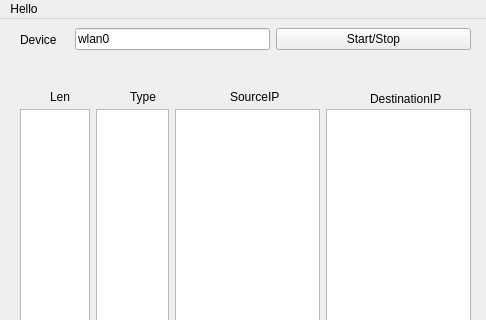
The window that mainwindow.ui (suseong41/simplePcap) describes before a commit, drawn with Qt 5; both pictures show x 0 to 486 and y 0 to 320 of the 486 by 600 pixel window.
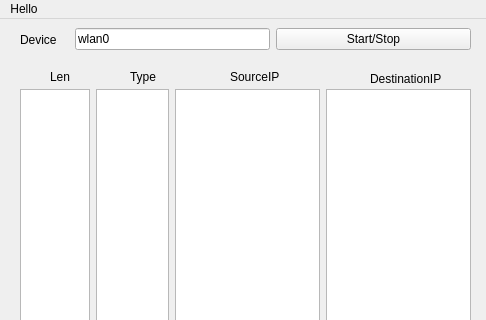
The same window after the commit.

What changed in the file:
```diff
--- a/mainwindow.ui
+++ b/mainwindow.ui
@@ -18,9 +18,9 @@
     <property name="geometry">
      <rect>
       <x>20</x>
-      <y>90</y>
+      <y>70</y>
       <width>451</width>
-      <height>451</height>
+      <height>471</height>
      </rect>
     </property>
     <layout class="QHBoxLayout" name="horizontalLayout_2" stretch="1,2,4,4">
@@ -75,7 +75,7 @@
     <property name="geometry">
      <rect>
       <x>50</x>
-      <y>70</y>
+      <y>50</y>
       <width>58</width>
       <height>16</height>
      </rect>
@@ -88,7 +88,7 @@
     <property name="geometry">
      <rect>
       <x>130</x>
-      <y>70</y>
+      <y>50</y>
       <width>58</width>
       <height>16</height>
      </rect>
@@ -101,7 +101,7 @@
     <property name="geometry">
      <rect>
       <x>230</x>
-      <y>70</y>
+      <y>50</y>
       <width>58</width>
       <height>16</height>
      </rect>
@@ -114,7 +114,7 @@
     <property name="geometry">
      <rect>
       <x>370</x>
-      <y>70</y>
+      <y>50</y>
       <width>81</width>
       <height>20</height>
      </rect>
```
Left out of the diff: 2 changed lines with no effect on the pictures.
